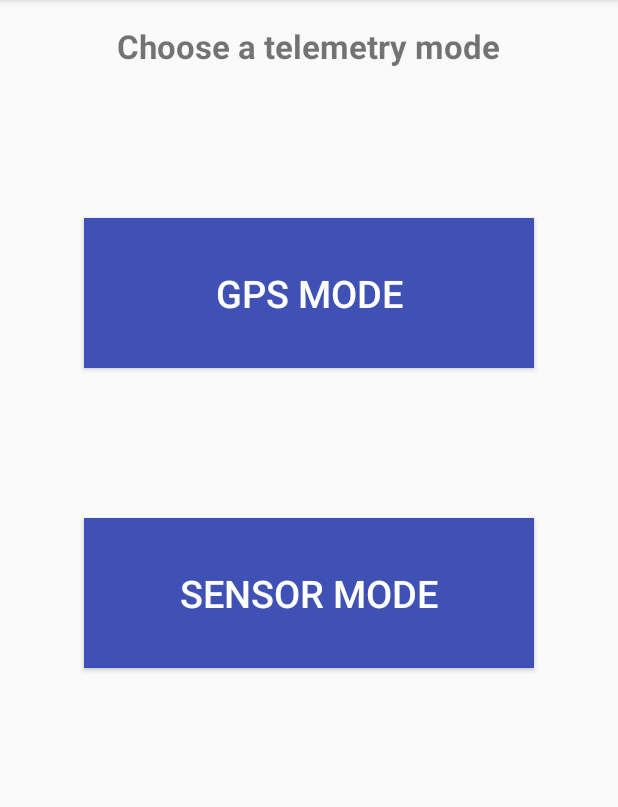
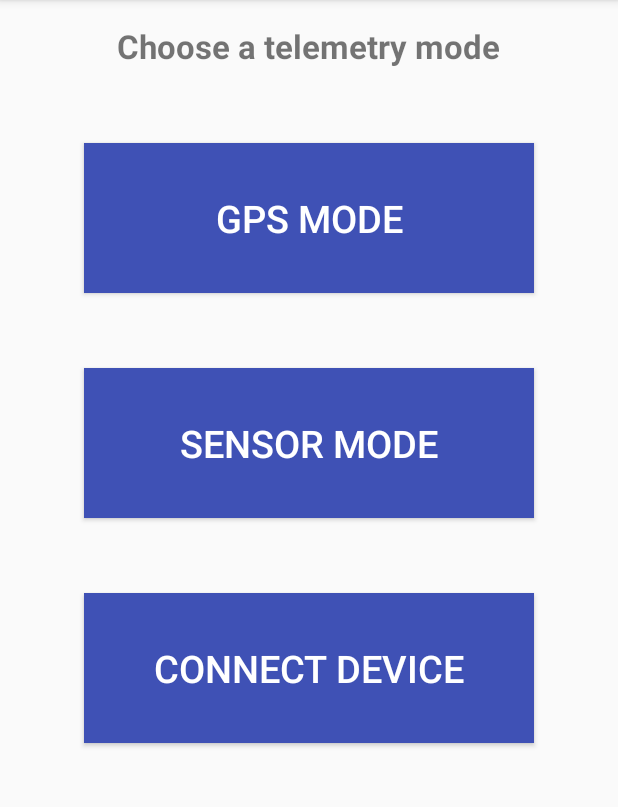
Before and after one commit to ubcst/UBCST-Telemetry-App, an Android app: the screen it shows after launch (MainActivity), on a phone screen of 412 x 824 dp, the part 84-891 px from its top. Run offline under Robolectric (Android 15) with nearby library versions, the phone set to English and light mode, and no system bars.

Commit message:
Add Connect Device button to initialize the USB

```diff
--- a/app/src/main/java/com/ubcst/jello/ubcsttelemetry/MainActivity.java
+++ b/app/src/main/java/com/ubcst/jello/ubcsttelemetry/MainActivity.java
@@ -1,25 +1,48 @@
 package com.ubcst.jello.ubcsttelemetry;
 
+import android.content.Context;
 import android.content.Intent;
+import android.hardware.usb.UsbManager;
 import android.support.v7.app.AppCompatActivity;
 import android.os.Bundle;
 import android.view.View;
-import android.widget.TextView;
 
 import com.ubcst.jello.ubcsttelemetry.http.VolleyRequests;
 
 public class MainActivity extends AppCompatActivity {
+
+    Intent intent = new Intent();
 
     @Override
     protected void onCreate(Bundle savedInstanceState) {
         super.onCreate(savedInstanceState);
         setContentView(R.layout.activity_main);
 
+        UsbPhone.manager = (UsbManager)getSystemService(Context.USB_SERVICE);
+        UsbPhone.linuxPC = intent.getParcelableExtra(UsbManager.EXTRA_ACCESSORY);
+
+
+
         // TODO: Move somewhere else. Just placing here for testing.
         // TODO: Check what context to pass into the the constructor.
         // Commenting out for now.
         /* VolleyRequests volleyRequests = new VolleyRequests(this.getApplicationContext());
         volleyRequests.mainLoop(); */
+    }
+
+    @Override
+    public void onResume()
+    {
+        super.onResume();
+    }
+
+    @Override
+    public void onDestroy()
+    {
+        UsbPhone.closeAccessory();
+        unregisterReceiver(UsbPhone.mUsbReceiver);
+
+        super.onDestroy();
     }
 
     public void gotoGPS(View view)
@@ -33,4 +56,10 @@ public class MainActivity extends AppCompatActivity {
         Intent intent = new Intent(this, sensorActivity.class);
         startActivity(intent);
     }
+
+    public void gotoConnect(View view)
+    {
+        // Connect to the USB device
+        UsbPhone.openAccessory();
+    }
 }
--- /dev/null
+++ b/app/src/main/java/com/ubcst/jello/ubcsttelemetry/UsbPhone.java
@@ -0,0 +1,118 @@
+package com.ubcst.jello.ubcsttelemetry;
+
+import android.content.BroadcastReceiver;
+import android.content.Context;
+import android.content.Intent;
+import android.hardware.usb.UsbAccessory;
+import android.hardware.usb.UsbManager;
+import android.os.ParcelFileDescriptor;
+
+import java.io.FileDescriptor;
+import java.io.FileInputStream;
+import java.io.FileOutputStream;
+import java.io.IOException;
+
+/**
+ * Created by jello on 05/03/16.
+ */
+public final class UsbPhone implements Runnable{
+
+    // Fields
+    public static UsbManager manager;
+    public static UsbAccessory linuxPC;
+    private static FileDescriptor mFileDescriptor;
+    private static FileInputStream mInputStream;
+    private static FileOutputStream mOutputStream;
+
+    private static String str;
+
+    public static BroadcastReceiver mUsbReceiver = new BroadcastReceiver()
+    {
+        public void onReceive(Context context, Intent intent)
+        {
+            String action = intent.getAction();
+
+            if (UsbManager.ACTION_USB_ACCESSORY_DETACHED.equals(action))
+            {
+                UsbAccessory accessory = intent.getParcelableExtra(UsbManager.EXTRA_ACCESSORY);
+                if (accessory != null) {
+                    closeAccessory();
+                }
+            }
+        }
+    };
+
+    // Methods
+
+    public UsbPhone(UsbManager usbManager, UsbAccessory usbAccessory)
+    {
+        // TODO Fill out the constructor, initialize the USB stuff
+    }
+
+    public static void openAccessory()
+    {
+        mFileDescriptor = manager.openAccessory(linuxPC);
+        if(mFileDescriptor != null)
+        {
+            FileDescriptor fd = mFileDescriptor.getFileDescriptor();
+            mInputStream = new FileInputStream(fd);
+            mOutputStream = new FileOutputStream(fd);
+            Thread thread = new Thread(null, null, "AccessoryThread");
+            thread.start();
+        }
+    }
+
+    public static void closeAccessory()
+    {
+        try
+        {
+            if(mFileDescriptor != null)
+            {
+                mFileDescriptor.close();
+            }
+        }
+        catch (IOException e)
+        {
+        }
+        finally
+        {
+            mFileDescriptor = null;
+            linuxPC = null;
+        }
+    }
+
+    @Override
+    public void run() {
+        int response = 0;
+        byte[] message = new byte[16834];
+
+        try
+        {
+            response = mInputStream.read(message);
+        }
+        catch( IOException e )
+        {
+            // TODO Handle the exception
+        }
+
+        if( response < 0 )
+        {
+            str = new String("No message");
+        }
+        else
+        {
+            str = new String(message);
+        }
+    }
+
+    /**
+     * toString()
+     * Returns the USB message
+     * @return str - the message from the USB accessory
+     */
+    public static String getString()
+    {
+        return str;
+    }
+
+}
--- a/app/src/main/res/layout/activity_main.xml
+++ b/app/src/main/res/layout/activity_main.xml
@@ -26,11 +26,11 @@
         android:textColor="@color/white"
         android:id="@+id/gpsButton"
         android:background="@color/colorPrimary"
+        android:textSize="25dp"
+        android:onClick="gotoGPS"
+        android:layout_marginTop="50dp"
         android:layout_below="@+id/text_field"
-        android:layout_centerHorizontal="true"
-        android:layout_marginTop="100dp"
-        android:textSize="25dp"
-        android:onClick="gotoGPS"/>
+        android:layout_alignStart="@+id/sensorButton" />
 
     <Button
         android:layout_width="300dp"
@@ -39,10 +39,23 @@
         android:textColor="@color/white"
         android:id="@+id/sensorButton"
         android:background="@color/colorPrimary"
-        android:layout_marginTop="100dp"
+        android:layout_marginTop="50dp"
+        android:textSize="25dp"
+        android:onClick="gotoSensor"
         android:layout_below="@+id/gpsButton"
-        android:layout_alignStart="@+id/gpsButton"
+        android:layout_centerHorizontal="true" />
+
+    <Button
+        android:layout_width="300dp"
+        android:layout_height="100dp"
+        android:text="Connect Device"
+        android:textColor="@color/white"
+        android:id="@+id/connectButton"
+        android:background="@color/colorPrimary"
         android:textSize="25dp"
-        android:onClick="gotoSensor"/>
+        android:onClick="gotoConnect"
+        android:layout_below="@+id/sensorButton"
+        android:layout_centerHorizontal="true"
+        android:layout_marginTop="50dp" />
 
 </RelativeLayout>
```
Also changed, not shown: app/src/main/java/com/ubcst/jello/ubcsttelemetry/gpsActivity.java (+9 -101 lines), 4 other files.
